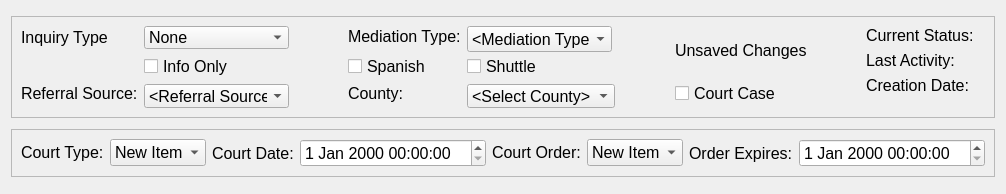
Above: drc/gui/mediationprocessstatusform.ui from lansdon/cpts483_drc before the change. Below: the same form after it.
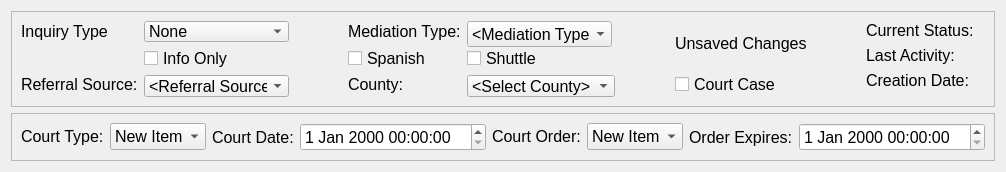
That is the form after the change.

Diff of the .ui file:
```diff
--- a/drc/gui/mediationprocessstatusform.ui
+++ b/drc/gui/mediationprocessstatusform.ui
@@ -6,8 +6,8 @@
    <rect>
     <x>0</x>
     <y>0</y>
-    <width>977</width>
-    <height>194</height>
+    <width>1003</width>
+    <height>172</height>
    </rect>
   </property>
   <property name="sizePolicy">
@@ -25,7 +25,7 @@
   <property name="maximumSize">
    <size>
     <width>16777215</width>
-    <height>194</height>
+    <height>173</height>
    </size>
   </property>
   <property name="font">
```
